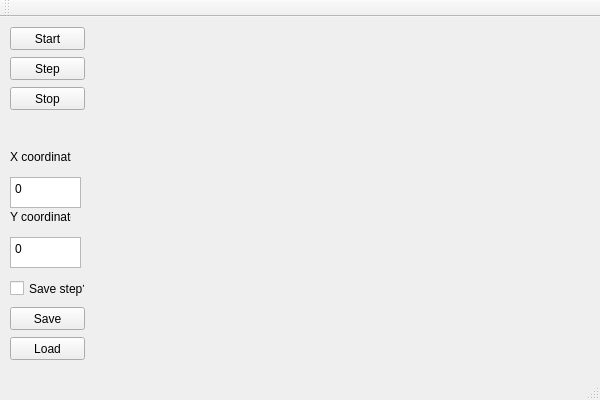
Lipa1333/Automat-komorkowy, file Automat-komorkowy/GUI.ui: the form before one commit.
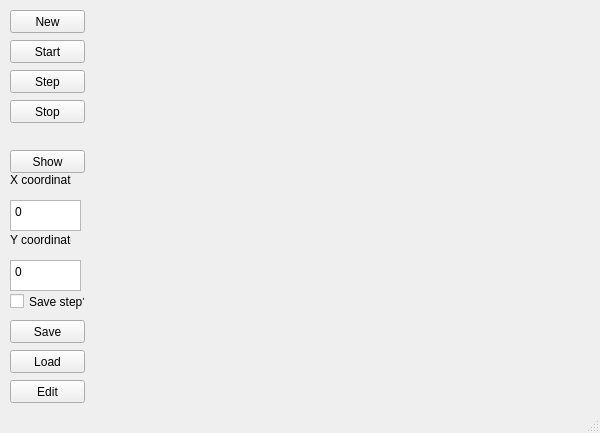
The form after the commit.

Diff of the .ui file:
```diff
--- a/Automat-komorkowy/GUI.ui
+++ b/Automat-komorkowy/GUI.ui
@@ -7,7 +7,7 @@
     <x>0</x>
     <y>0</y>
     <width>600</width>
-    <height>400</height>
+    <height>433</height>
    </rect>
   </property>
   <property name="windowTitle">
@@ -27,7 +27,7 @@
     <property name="geometry">
      <rect>
       <x>10</x>
-      <y>10</y>
+      <y>40</y>
       <width>75</width>
       <height>23</height>
      </rect>
@@ -40,7 +40,7 @@
     <property name="geometry">
      <rect>
       <x>10</x>
-      <y>40</y>
+      <y>70</y>
       <width>75</width>
       <height>23</height>
      </rect>
@@ -53,7 +53,7 @@
     <property name="geometry">
      <rect>
       <x>10</x>
-      <y>70</y>
+      <y>100</y>
       <width>75</width>
       <height>23</height>
      </rect>
@@ -66,7 +66,7 @@
     <property name="geometry">
      <rect>
       <x>10</x>
-      <y>320</y>
+      <y>350</y>
       <width>75</width>
       <height>23</height>
      </rect>
@@ -79,7 +79,7 @@
     <property name="geometry">
      <rect>
       <x>10</x>
-      <y>290</y>
+      <y>320</y>
       <width>75</width>
       <height>23</height>
      </rect>
@@ -92,7 +92,7 @@
     <property name="geometry">
      <rect>
       <x>10</x>
-      <y>260</y>
+      <y>290</y>
       <width>75</width>
       <height>23</height>
      </rect>
@@ -105,7 +105,7 @@
     <property name="geometry">
      <rect>
       <x>10</x>
-      <y>160</y>
+      <y>200</y>
       <width>71</width>
       <height>31</height>
      </rect>
@@ -121,7 +121,7 @@
     <property name="geometry">
      <rect>
       <x>10</x>
-      <y>130</y>
+      <y>170</y>
       <width>61</width>
       <height>20</height>
      </rect>
@@ -134,7 +134,7 @@
     <property name="geometry">
      <rect>
       <x>10</x>
-      <y>190</y>
+      <y>230</y>
       <width>61</width>
       <height>20</height>
      </rect>
@@ -147,7 +147,7 @@
     <property name="geometry">
      <rect>
       <x>10</x>
-      <y>220</y>
+      <y>260</y>
       <width>71</width>
       <height>31</height>
      </rect>
@@ -159,14 +159,45 @@
      <number>0</number>
     </property>
    </widget>
-  </widget>
-  <widget class="QToolBar" name="mainToolBar">
-   <attribute name="toolBarArea">
-    <enum>TopToolBarArea</enum>
-   </attribute>
-   <attribute name="toolBarBreak">
-    <bool>false</bool>
-   </attribute>
+   <widget class="QPushButton" name="NewButton">
+    <property name="geometry">
+     <rect>
+      <x>10</x>
+      <y>10</y>
+      <width>75</width>
+      <height>23</height>
+     </rect>
+    </property>
+    <property name="text">
+     <string>New</string>
+    </property>
+   </widget>
+   <widget class="QPushButton" name="ShowButton">
+    <property name="geometry">
+     <rect>
+      <x>10</x>
+      <y>150</y>
+      <width>75</width>
+      <height>23</height>
+     </rect>
+    </property>
+    <property name="text">
+     <string>Show</string>
+    </property>
+   </widget>
+   <widget class="QPushButton" name="EditButton">
+    <property name="geometry">
+     <rect>
+      <x>10</x>
+      <y>380</y>
+      <width>75</width>
+      <height>23</height>
+     </rect>
+    </property>
+    <property name="text">
+     <string>Edit</string>
+    </property>
+   </widget>
   </widget>
   <widget class="QStatusBar" name="statusBar"/>
  </widget>
```
